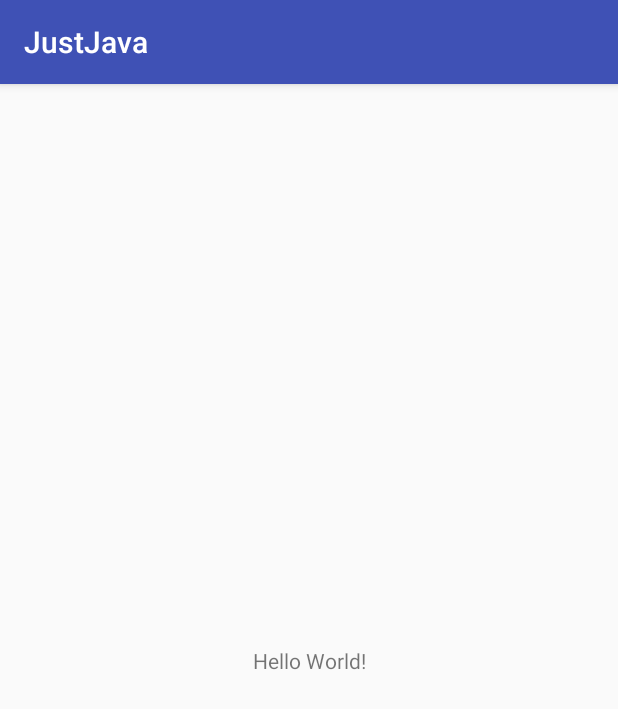
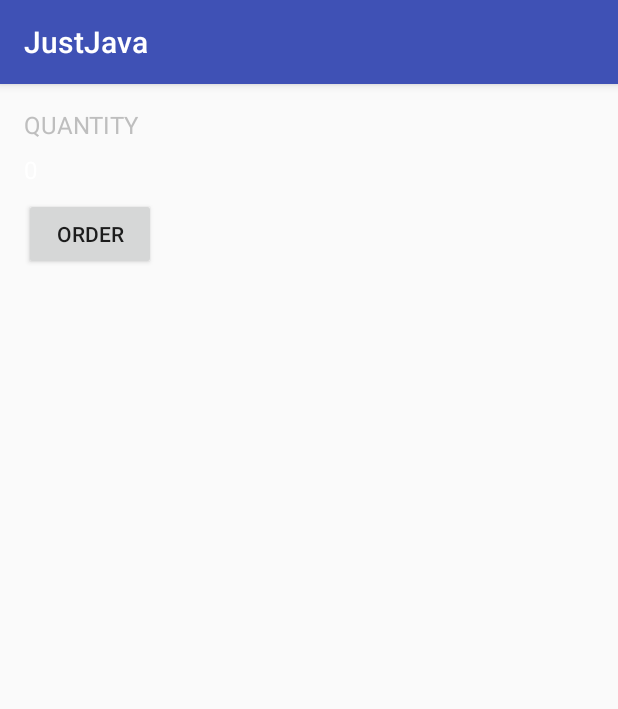
Before and after one commit to rowland007/JustJava, an Android app: the screen it shows after launch (MainActivity), on a phone screen of 412 x 824 dp. Shown: the top 709 px of the screen. Run offline under Robolectric (Android 15) with nearby library versions, the phone set to English and light mode, and no system bars.

Commit message:
Set layout attributes and add strings
Strings were added to the strings file instead of being hard coded so
they can be changed later or could be written for different languages.

The layout attributes were used to set the style, color, etc to make it
more readable and follow along with the example. Does not follow the
example perfectly as this is also a personal experiment on how to draw
user interfaces.

```diff
--- a/app/src/main/res/layout/activity_main.xml
+++ b/app/src/main/res/layout/activity_main.xml
@@ -1,18 +1,39 @@
 <?xml version="1.0" encoding="utf-8"?>
-<android.support.constraint.ConstraintLayout xmlns:android="http://schemas.android.com/apk/res/android"
+<LinearLayout xmlns:android="http://schemas.android.com/apk/res/android"
     xmlns:app="http://schemas.android.com/apk/res-auto"
     xmlns:tools="http://schemas.android.com/tools"
     android:layout_width="match_parent"
     android:layout_height="match_parent"
+    android:orientation="vertical"
     tools:context=".MainActivity">
 
     <TextView
+        android:id="@+id/quantity_title"
         android:layout_width="wrap_content"
         android:layout_height="wrap_content"
-        android:text="Hello World!"
-        app:layout_constraintBottom_toBottomOf="parent"
-        app:layout_constraintLeft_toLeftOf="parent"
-        app:layout_constraintRight_toRightOf="parent"
-        app:layout_constraintTop_toTopOf="parent" />
+        android:text="@string/quantity_title"
+        android:textAllCaps="true"
+        android:textColor="@android:color/secondary_text_dark"
+        android:textSize="16sp"
+        android:layout_marginStart="16dp"
+        android:layout_marginTop="16dp"/>
 
-</android.support.constraint.ConstraintLayout>
+    <TextView
+        android:id="@+id/quantity_value"
+        android:layout_width="wrap_content"
+        android:layout_height="wrap_content"
+        android:text="@string/quantity_value"
+        android:textColor="@android:color/primary_text_dark"
+        android:textSize="16sp"
+        android:layout_marginStart="16dp"
+        android:layout_marginTop="8dp"/>
+
+    <Button
+        android:id="@+id/order_button"
+        android:layout_width="wrap_content"
+        android:layout_height="wrap_content"
+        android:text="@string/order_button"
+        android:layout_marginTop="8dp"
+        android:layout_marginStart="16dp"/>
+
+</LinearLayout>
--- a/app/src/main/res/values/strings.xml
+++ b/app/src/main/res/values/strings.xml
@@ -1,3 +1,6 @@
 <resources>
     <string name="app_name">JustJava</string>
+    <string name="quantity_title">Quantity</string>
+    <string name="quantity_value">0</string>
+    <string name="order_button">Order</string>
 </resources>
```
